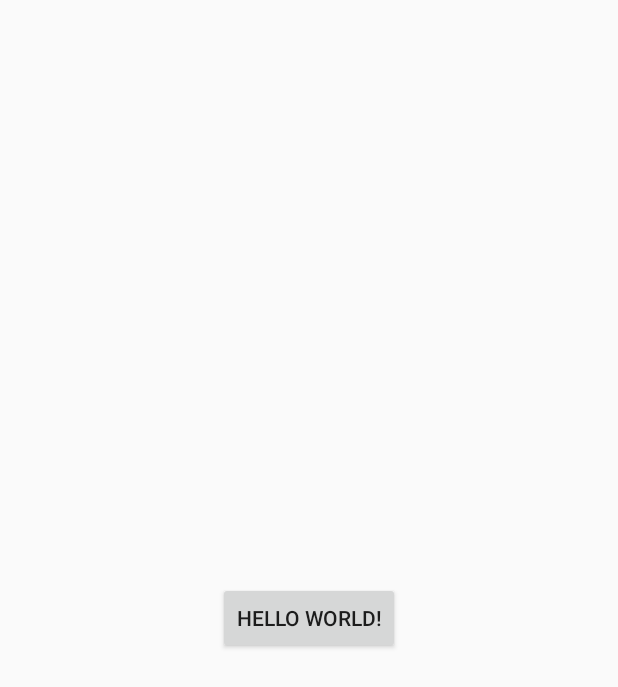
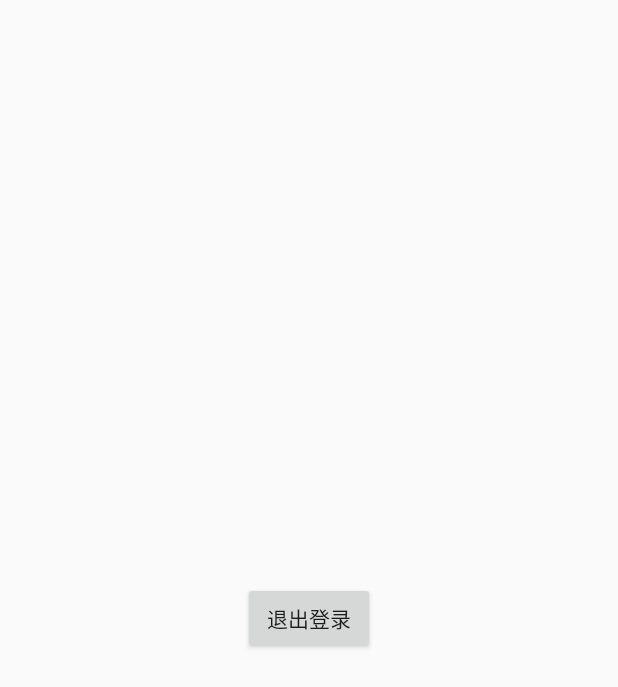
Before and after one commit to GaoZhenGit/Home, an Android app: the MainActivity screen opened directly, with no data from a screen before it, on a phone screen of 412 x 824 dp. Shown: the top 687 px of the screen. Run offline under Robolectric (Android 15) with nearby library versions, the phone set to English and light mode, and no system bars; libraries missing offline, so code that uses them is left out: com.androidquery; 2 statements that could not run were skipped.

Commit message:
改变了text

```diff
--- a/app/src/main/res/layout/activity_main.xml
+++ b/app/src/main/res/layout/activity_main.xml
@@ -5,7 +5,7 @@
 
     <Button
         android:id="@+id/logoff"
-        android:text="@string/hello_world"
+        android:text="退出登录"
         android:layout_width="wrap_content"
         android:layout_height="wrap_content"
         android:layout_centerVertical="true"
```
